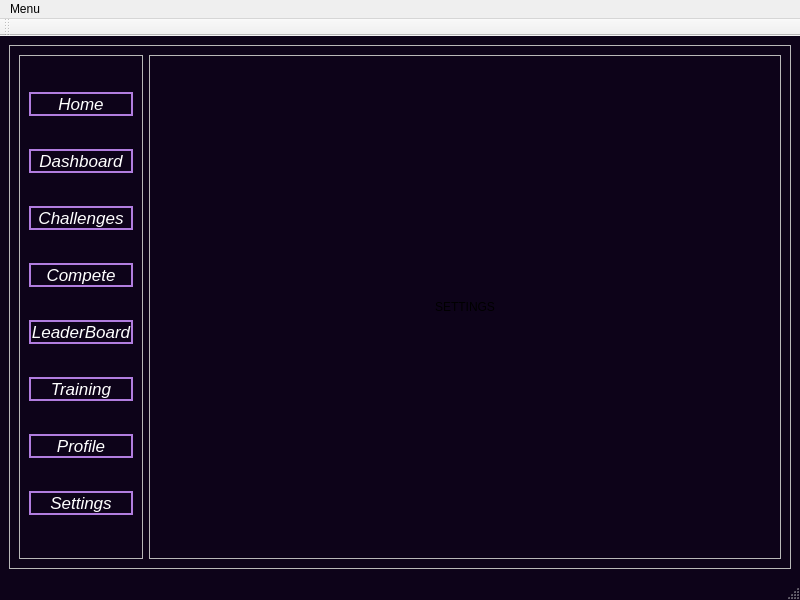
Qt form CyberRange/Client/MainMenu.ui (Pafy-24/CyberRange----POO) before a commit.
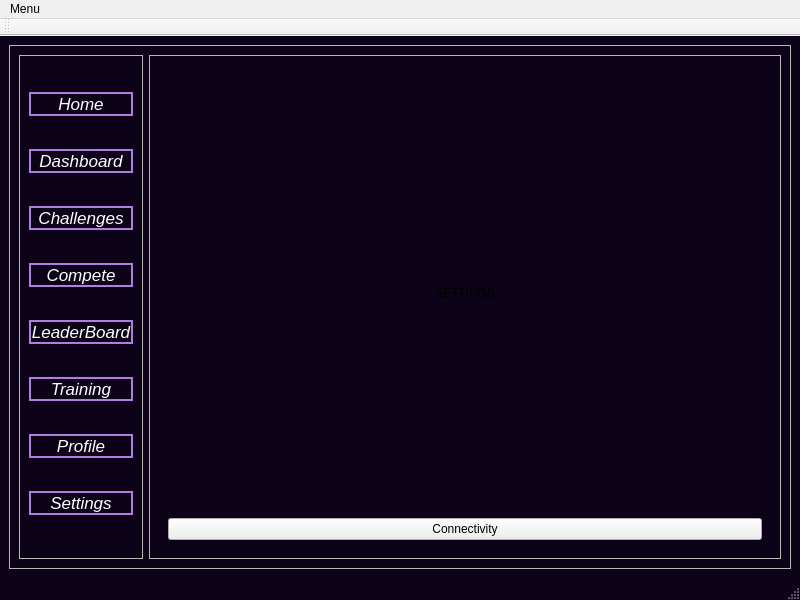
The same form after that commit. The open tabs and pages were chosen to show the change. Icons and pictures are not drawn.

```diff
--- a/CyberRange/Client/MainMenu.ui
+++ b/CyberRange/Client/MainMenu.ui
@@ -412,6 +412,13 @@
                 </property>
                </widget>
               </item>
+              <item>
+               <widget class="QPushButton" name="ConnButton">
+                <property name="text">
+                 <string>Connectivity</string>
+                </property>
+               </widget>
+              </item>
              </layout>
             </widget>
             <widget class="QWidget" name="Training">
```
Left out of the diff: 2 changed lines with no effect on the pictures.
